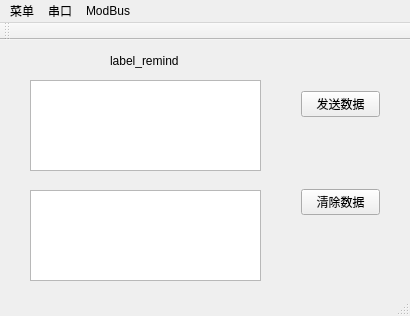
This is ModeBus/datawindow.ui in HowarXie1995/qt5_pcToModbusSlave as Qt 5 draws it before an edit. The edited form follows.
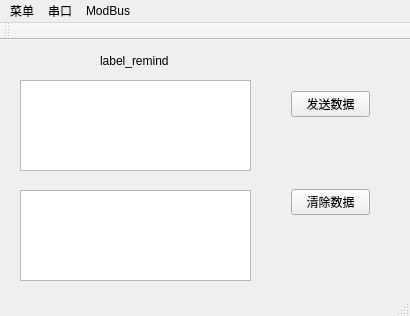
This is the edited form.

```diff
--- a/ModeBus/datawindow.ui
+++ b/ModeBus/datawindow.ui
@@ -14,33 +14,23 @@
    <string>DataWindow</string>
   </property>
   <widget class="QWidget" name="centralWidget">
-   <widget class="QTextBrowser" name="text_recevData">
+   <widget class="QStackedWidget" name="stackedWidget">
     <property name="geometry">
      <rect>
-      <x>30</x>
-      <y>150</y>
-      <width>231</width>
-      <height>91</height>
+      <x>0</x>
+      <y>0</y>
+      <width>410</width>
+      <height>270</height>
      </rect>
     </property>
-   </widget>
-   <widget class="QLabel" name="label_remind">
-    <property name="geometry">
-     <rect>
-      <x>110</x>
-      <y>10</y>
-      <width>121</width>
-      <height>21</height>
-     </rect>
+    <property name="currentIndex">
+     <number>0</number>
     </property>
-    <property name="text">
-     <string>label_remind</string>
-    </property>
-   </widget>
+    <widget class="QWidget" name="page_normal">
    <widget class="QTextEdit" name="text_sendData">
     <property name="geometry">
      <rect>
-      <x>30</x>
+        <x>20</x>
       <y>40</y>
       <width>231</width>
       <height>91</height>
@@ -50,7 +40,7 @@
    <widget class="QWidget" name="verticalLayoutWidget">
     <property name="geometry">
      <rect>
-      <x>290</x>
+        <x>280</x>
       <y>40</y>
       <width>101</width>
       <height>211</height>
@@ -101,6 +91,32 @@
       </spacer>
      </item>
     </layout>
+     </widget>
+     <widget class="QTextBrowser" name="text_recevData">
+      <property name="geometry">
+       <rect>
+        <x>20</x>
+        <y>150</y>
+        <width>231</width>
+        <height>91</height>
+       </rect>
+      </property>
+     </widget>
+     <widget class="QLabel" name="label_remind">
+      <property name="geometry">
+       <rect>
+        <x>100</x>
+        <y>10</y>
+        <width>121</width>
+        <height>21</height>
+       </rect>
+      </property>
+      <property name="text">
+       <string>label_remind</string>
+      </property>
+     </widget>
+    </widget>
+    <widget class="QWidget" name="page_modbus"/>
    </widget>
   </widget>
   <widget class="QMenuBar" name="menuBar">
```
Lines whose indentation alone changed are shown as unchanged.
